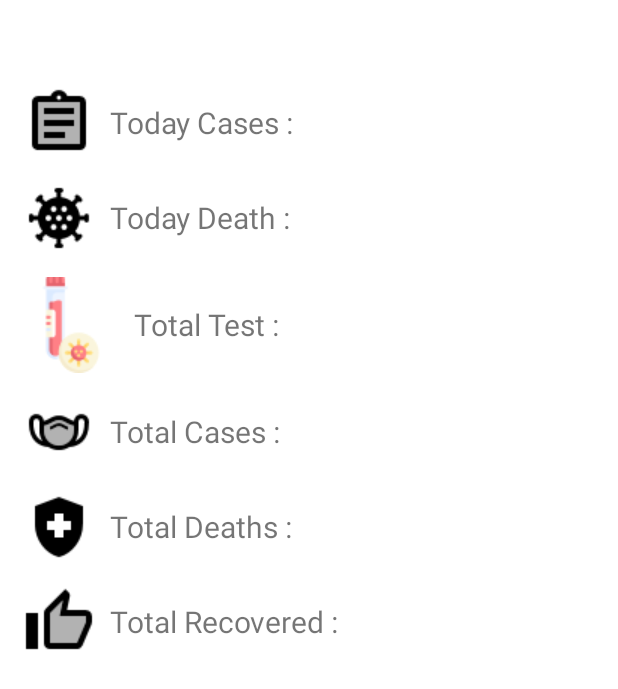
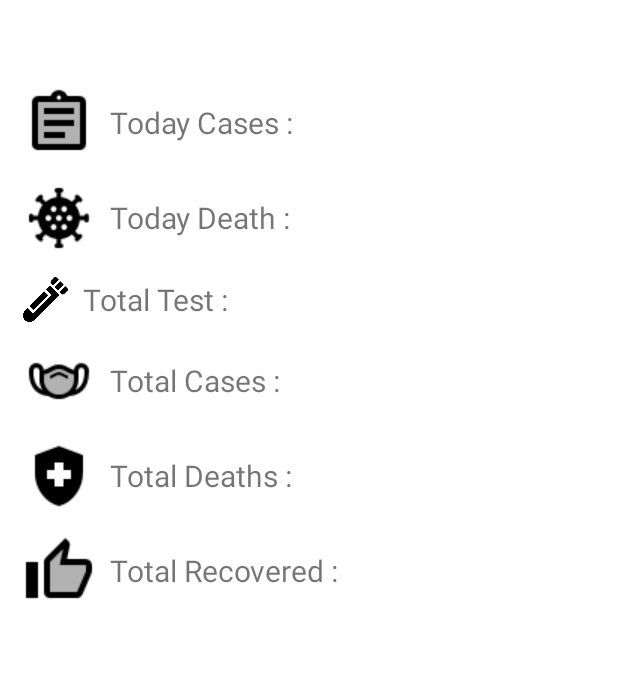
Before and after one commit to EveNyarango/Constat5, an Android app: the layout activity_country.xml on its own in the app's theme, with its tools: preview values and no code run, on a phone screen of 412 x 824 dp. Shown: the top 689 px of the screen. Run offline under Robolectric (Android 15) with nearby library versions, the phone set to English and light mode, and no system bars.

Commit message:
a few changes after launching

```diff
--- a/app/src/main/res/layout/activity_country.xml
+++ b/app/src/main/res/layout/activity_country.xml
@@ -111,9 +111,9 @@
 
             <ImageView
                 android:id="@+id/ivTotalTest"
-                android:layout_width="wrap_content"
-                android:layout_height="wrap_content"
-                android:background="@drawable/test" />
+                android:layout_width="30dp"
+                android:layout_height="30dp"
+                android:background="@drawable/test1" />
 
             <TextView
                 android:layout_width="wrap_content"
--- a/app/src/main/res/values/strings.xml
+++ b/app/src/main/res/values/strings.xml
@@ -1,3 +1,3 @@
 <resources>
-    <string name="app_name">MyCovidSample</string>
+    <string name="app_name">ConaStat</string>
 </resources>
```
Also changed, not shown: app/src/main/AndroidManifest.xml (+1 -6 lines), app/src/main/res/drawable/test1.png (added).
